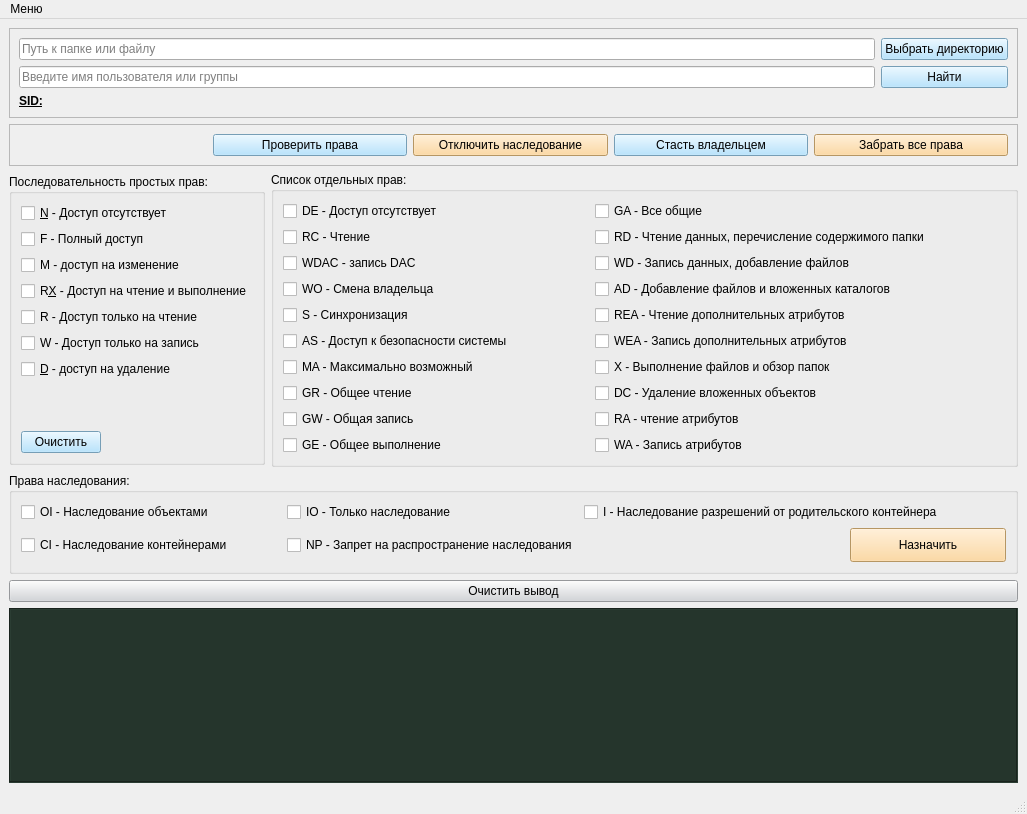
Above: PyQTT/xCacls_shell/iCaclsGUI_2.ui from erfaenda/PiuPiu before the change. Below: the same form after it.
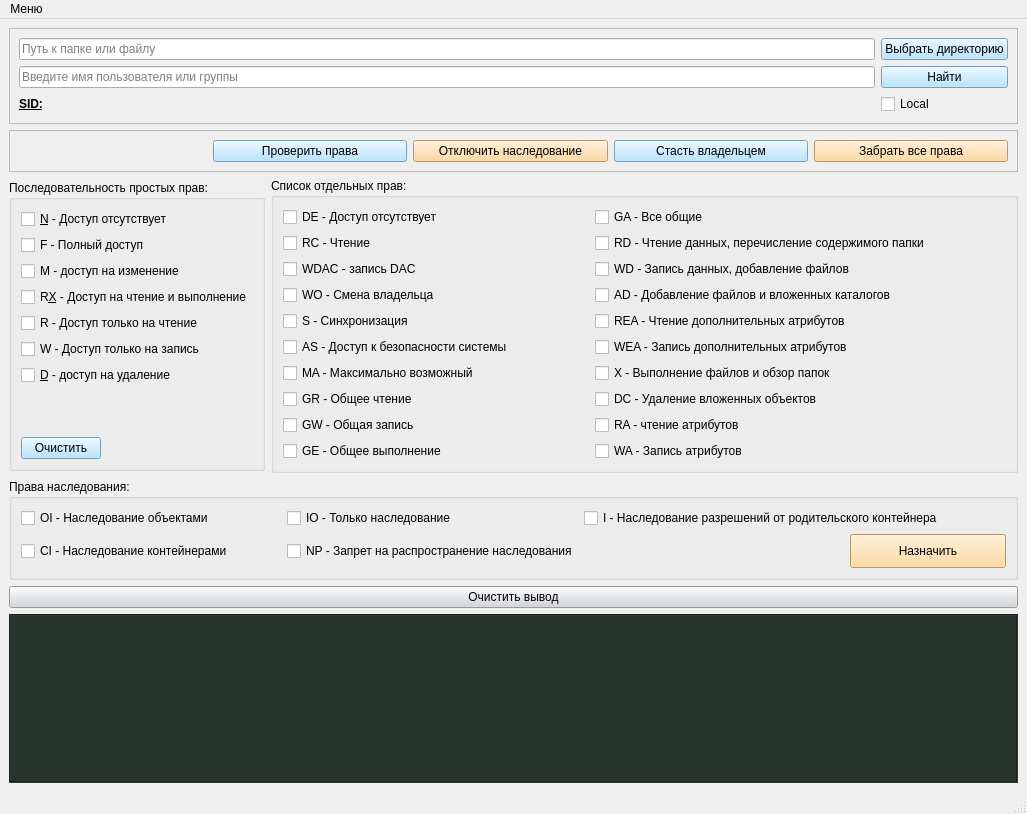
That is the form after the change. Icons and pictures are not drawn.

Patch:
```diff
--- a/PyQTT/xCacls_shell/iCaclsGUI_2.ui
+++ b/PyQTT/xCacls_shell/iCaclsGUI_2.ui
@@ -76,6 +76,13 @@
          </property>
         </widget>
        </item>
+       <item row="2" column="1">
+        <widget class="QCheckBox" name="checkBox_33">
+         <property name="text">
+          <string>Local</string>
+         </property>
+        </widget>
+       </item>
       </layout>
      </widget>
     </item>
```
Left out of the diff: 4 changed lines with no effect on the pictures.
